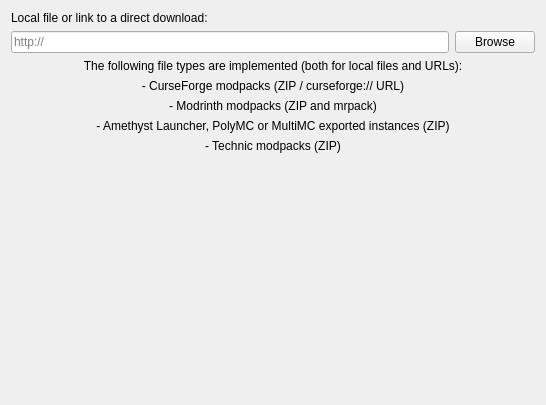
Qt form launcher/ui/pages/modplatform/ImportPage.ui (PrismarineLauncher/PrismarineLauncher) before a commit.
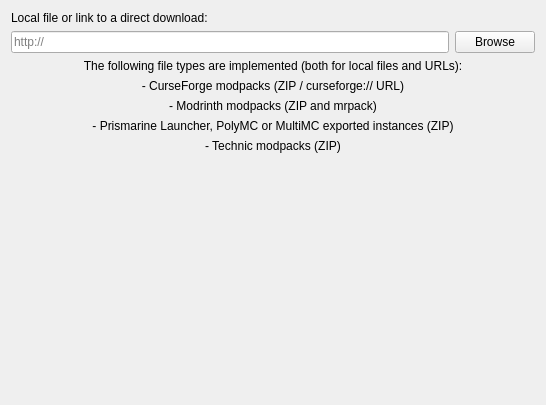
The same form after that commit.

Commit message: rebrand to PrismarineLauncher and bootstrap Rust migration

The edit to the form file:
```diff
--- a/launcher/ui/pages/modplatform/ImportPage.ui
+++ b/launcher/ui/pages/modplatform/ImportPage.ui
@@ -60,7 +60,7 @@
      <item>
       <widget class="QLabel" name="label_2">
        <property name="text">
-        <string>- Amethyst Launcher, PolyMC or MultiMC exported instances (ZIP)</string>
+        <string>- Prismarine Launcher, PolyMC or MultiMC exported instances (ZIP)</string>
        </property>
        <property name="alignment">
         <set>Qt::AlignCenter</set>
```
The commit also changes 845 other files.
